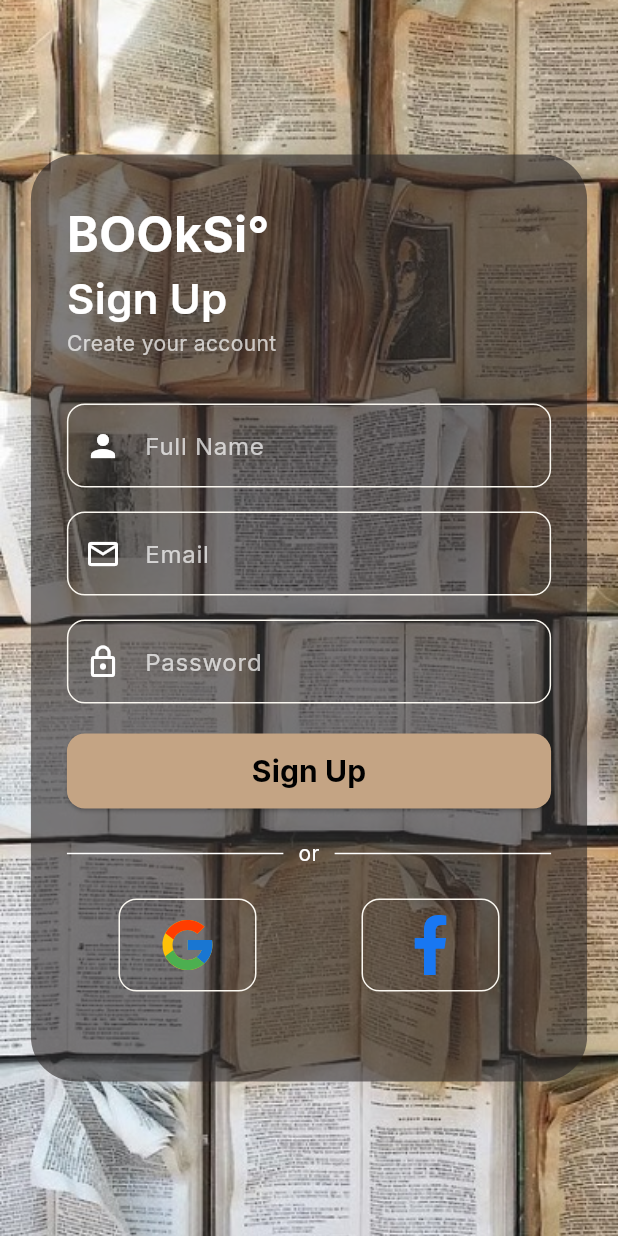
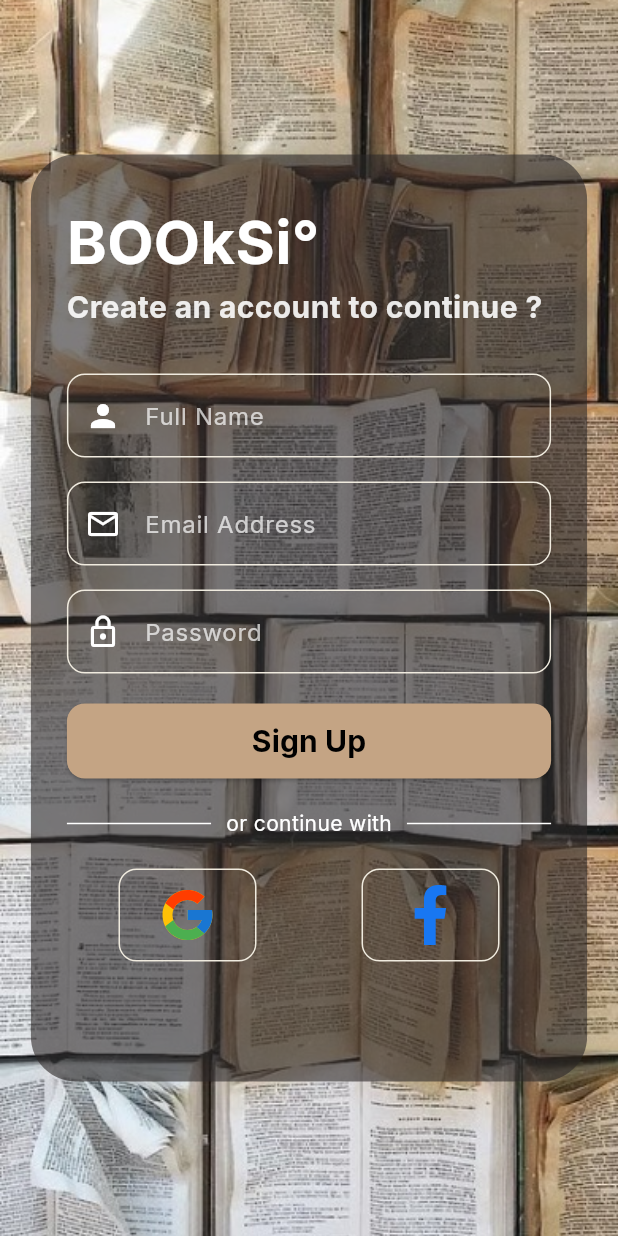
Before and after one commit to Cokawhere/graduation-project-BOOKSi, a Flutter app: the SignupView screen opened directly, on a phone screen of 412 x 824 dp. Run offline on Flutter 3.47's test engine with Material 3 defaults, Android fonts, the phone set to English and light mode, and no system bars; our stand-ins replace cloud_firestore, firebase_auth, firebase_core, flutter_svg, get, google_sign_in; missing offline and left inert: flutter_facebook_auth; accounts and stored records are empty; project files that could hold a hidden picture were left out.

Commit message:
auth changing

```diff
--- a/lib/common/styles/colors.dart
+++ b/lib/common/styles/colors.dart
@@ -4,7 +4,7 @@ class AppColors {
   static const brown = Color.fromRGBO(177, 116, 87, 1);
   static const dark = Color.fromRGBO(74, 73, 71, 1);
   static const olive = Color.fromRGBO(216, 210, 194, 1);
-  static const background = Color.fromRGBO(250, 247, 240, 1);
+  static const background = Color.fromRGBO(240, 235, 223, 1);
   static const teaMilk = Color.fromRGBO(196, 164, 132, 1);
 
   static const orange = Color.fromRGBO(255, 171, 87, 1);
--- a/lib/features/auth/views/sighup.dart
+++ b/lib/features/auth/views/sighup.dart
@@ -33,48 +33,106 @@ class SignupView extends StatelessWidget {
                 child: Column(
                   crossAxisAlignment: CrossAxisAlignment.start,
                   children: [
-                    Text("BOOkSi°", style: TextStyle(color: Colors.white, fontSize: 32, fontWeight: FontWeight.bold)),
-                    Text('Sign Up', style: TextStyle(color: Colors.white, fontSize: 28, fontWeight: FontWeight.w600)),
-                    Text('Create your account', style: TextStyle(color: Colors.white70, fontSize: 14)),
+                    Text(
+                      "BOOkSi°",
+                      style: TextStyle(
+                        color: Colors.white,
+                        fontSize: 40,
+                        fontWeight: FontWeight.bold,
+                      ),
+                    ),
+
+                    Text(
+                      'signup_subtitle'.tr,
+                      style: TextStyle(
+                        color: const Color.fromARGB(227, 255, 255, 255),
+                        fontSize: 20,
+                        fontWeight: FontWeight.bold,
+                      ),
+                    ),
                     const SizedBox(height: 30),
-                    _buildInputField(hint: 'Full Name', icon: Icons.person, controller: controller.nameController),
+                    _buildInputField(
+                      hint: 'full_name'.tr,
+                      icon: Icons.person,
+                      controller: controller.nameController,
+                    ),
                     const SizedBox(height: 16),
-                    _buildInputField(hint: 'Email', icon: Icons.email_outlined, controller: controller.emailController),
+                    _buildInputField(
+                      hint: 'email'.tr,
+                      icon: Icons.email_outlined,
+                      controller: controller.emailController,
+                    ),
                     const SizedBox(height: 16),
-                    _buildInputField(hint: 'Password', icon: Icons.lock_outline, isPassword: true, controller: controller.passwordController),
+                    _buildInputField(
+                      hint: 'password'.tr,
+                      icon: Icons.lock_outline,
+                      isPassword: true,
+                      controller: controller.passwordController,
+                    ),
                     const SizedBox(height: 20),
                     ElevatedButton(
                       style: ElevatedButton.styleFrom(
                         backgroundColor: AppColors.teaMilk,
                         minimumSize: Size(double.infinity, 50),
-                        shape: RoundedRectangleBorder(borderRadius: BorderRadius.circular(12)),
+                        shape: RoundedRectangleBorder(
+                          borderRadius: BorderRadius.circular(12),
+                        ),
                       ),
                       onPressed: controller.signUpWithEmail,
-                      child: Text('Sign Up', style: TextStyle(color: AppColors.black, fontSize: 20, fontWeight: FontWeight.bold)),
+                      child: Text(
+                        'sign_up'.tr,
+                        style: TextStyle(
+                          color: AppColors.black,
+                          fontSize: 20,
+                          fontWeight: FontWeight.bold,
+                        ),
+                      ),
                     ),
                     const SizedBox(height: 20),
-                    Row(children: [
-                      Expanded(child: Divider(color: Colors.white)),
-                      Padding(padding: EdgeInsets.symmetric(horizontal: 10), child: Text('or', style: TextStyle(color: Colors.white))),
-                      Expanded(child: Divider(color: Colors.white)),
-                    ]),
+                    Row(
+                      children: [
+                        Expanded(child: Divider(color: Colors.white)),
+                        Padding(
+                          padding: EdgeInsets.symmetric(horizontal: 10),
+                          child: Text(
+                            'or_continue_with'.tr,
+                            style: TextStyle(color: Colors.white),
+                          ),
+                        ),
+                        Expanded(child: Divider(color: Colors.white)),
+                      ],
+                    ),
                     const SizedBox(height: 20),
-                    Row(mainAxisAlignment: MainAxisAlignment.center, children: [
-                      _socialButton('assets/images/SVG.svg', controller.signInWithGoogle),
-                      const SizedBox(width: 70),
-                      _socialButton('assets/images/face.svg', () {}),
-                    ]),
+                    Row(
+                      mainAxisAlignment: MainAxisAlignment.center,
+                      children: [
+                        _socialButton(
+                          'assets/images/SVG.svg',
+                          controller.signInWithGoogle,
+                        ),
+                        const SizedBox(width: 70),
+                        _socialButton(
+                          'assets/images/face.svg',
+                          controller.signInWithFacebook,
+                        ),
+                      ],
+                    ),
                   ],
                 ),
               ),
             ),
-          )
+          ),
         ],
       ),
     );
   }
 
-  Widget _buildInputField({required String hint, required IconData icon, bool isPassword = false, required TextEditingController controller}) {
+  Widget _buildInputField({
+    required String hint,
+    required IconData icon,
+    bool isPassword = false,
+    required TextEditingController controller,
+  }) {
     return TextField(
       controller: controller,
       obscureText: isPassword,
@@ -85,8 +143,14 @@ class SignupView extends StatelessWidget {
         prefixIcon: Icon(icon, color: Colors.white),
         filled: true,
         fillColor: Colors.transparent,
-        enabledBorder: OutlineInputBorder(borderSide: BorderSide(color: AppColors.background), borderRadius: BorderRadius.circular(12)),
-        focusedBorder: OutlineInputBorder(borderSide: BorderSide(color: Colors.orange), borderRadius: BorderRadius.circular(12)),
+        enabledBorder: OutlineInputBorder(
+          borderSide: BorderSide(color: AppColors.background),
+          borderRadius: BorderRadius.circular(12),
+        ),
+        focusedBorder: OutlineInputBorder(
+          borderSide: BorderSide(color: Colors.orange),
+          borderRadius: BorderRadius.circular(12),
+        ),
       ),
     );
   }
--- a/lib/features/splash-screen/view.dart
+++ b/lib/features/splash-screen/view.dart
@@ -89,7 +89,7 @@ class SplashView extends StatelessWidget {
           // Bottom Icon Button
           Positioned(
             bottom: 120,
-            right: 170,
+            right: 150,
             child: GestureDetector(
               onTap: controller.goToLogin,
               child: Obx(
--- a/lib/lang/ar.dart
+++ b/lib/lang/ar.dart
@@ -13,6 +13,7 @@ const Map<String, String> ar = {
   'or_continue_with': 'أو تابع باستخدام',
   'already_have_account': 'لديك حساب بالفعل؟',
   'sign_in_now': 'تسجيل الدخول',
+  "sign_up": "إنشاء حساب",
 
   // Login
   'login_title': 'مرحبًا بعودتك',
--- a/lib/lang/en.dart
+++ b/lib/lang/en.dart
@@ -13,6 +13,7 @@ const Map<String, String> en = {
   'or_continue_with': 'or continue with',
   'already_have_account': 'Already have an account?',
   'sign_in_now': 'Sign in',
+    "sign_up": "Sign Up",
 
   // Login
   'login_title': 'Welcome Back',
```
Also changed, not shown: lib/features/auth/controllers/logincontroller.dart (+5 -6 lines), lib/features/auth/controllers/sighupcontroller.dart (+31 -6 lines), lib/features/auth/services/loginserv.dart (+11 -5 lines), lib/features/auth/services/sighupserv.dart (+51 -24 lines), lib/features/auth/views/loginview.dart (+5 -3 lines), lib/features/shop/views/shopview.dart (added, +293 -0 lines), 1 other file.
